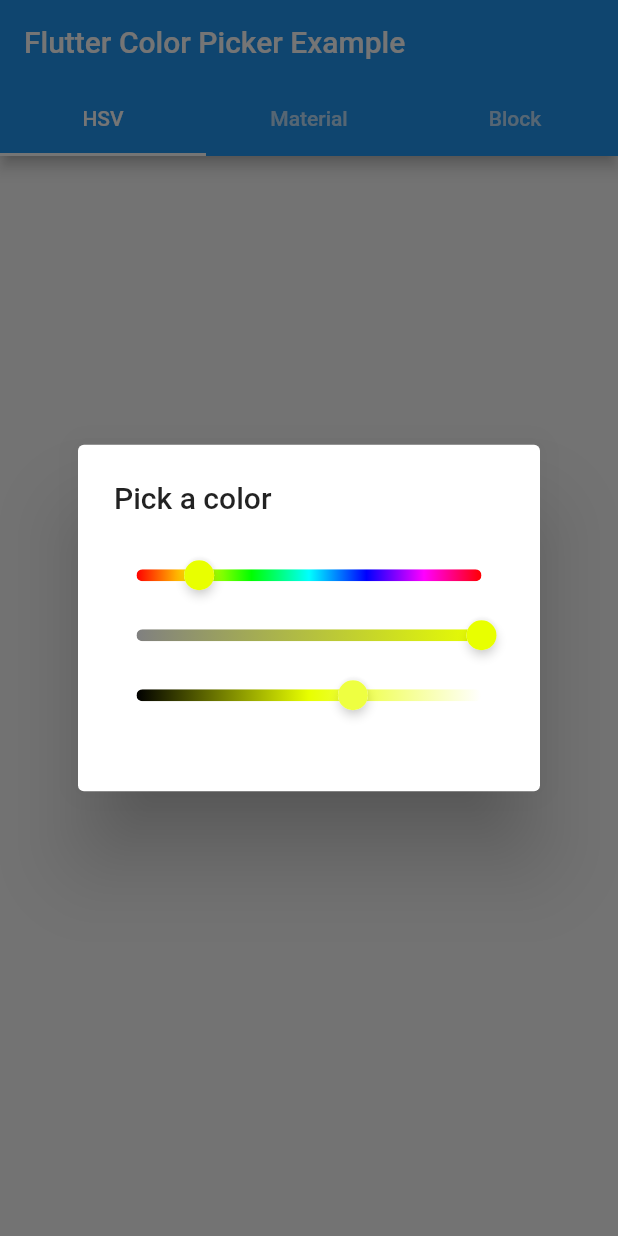
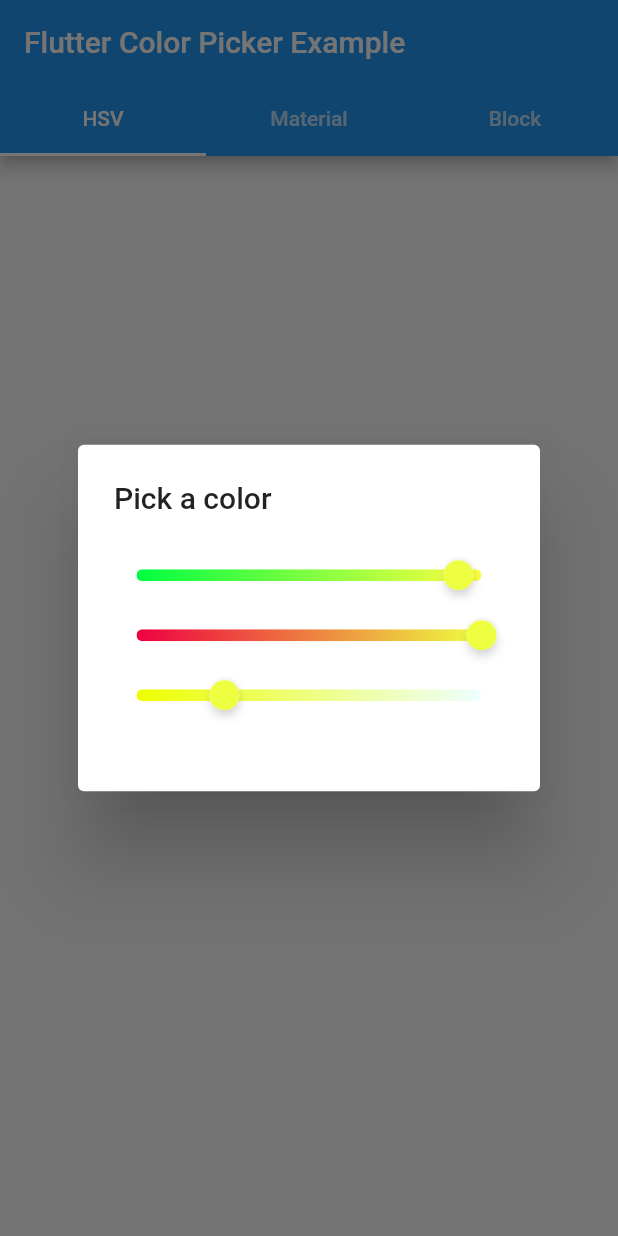
Before and after one commit to mchome/flutter_colorpicker, a Flutter app: the screen it shows after launch, after a tap on "Change me again", on a phone screen of 412 x 824 dp. Run offline on Flutter 3.47's test engine with Material 2 defaults, Android fonts, the phone set to English and light mode, and no system bars.

Commit message:
color value check

```diff
--- a/example/lib/main.dart
+++ b/example/lib/main.dart
@@ -85,10 +85,10 @@ class _MyAppState extends State<MyApp> {
                             child: SlidePicker(
                               pickerColor: currentColor,
                               onColorChanged: changeColor,
+                              paletteType: PaletteType.rgb,
                               enableAlpha: false,
                               displayThumbColor: true,
                               enableLabel: false,
-                              paletteType: PaletteType.hsl,
                             ),
                           ),
                         );
--- a/lib/src/block_picker.dart
+++ b/lib/src/block_picker.dart
@@ -123,7 +123,7 @@ class _BlockPickerState extends State<BlockPicker> {
       context,
       widget.availableColors,
       (Color color, [bool _, Function __]) => widget.itemBuilder(
-          color, _currentColor == color, () => changeColor(color)),
+          color, _currentColor.value == color.value, () => changeColor(color)),
     );
   }
 }
--- a/lib/src/hsv_picker.dart
+++ b/lib/src/hsv_picker.dart
@@ -468,7 +468,7 @@ class ColorPickerSlider extends StatelessWidget {
         case TrackType.saturationForHSL:
           thumbOffset += (box.maxWidth - 30.0) * hsvToHsl(hsvColor).saturation;
           thumbColor = HSLColor.fromAHSL(
-                  1.0, hsvColor.hue, hsvToHsl(hsvColor).saturation, 0.5) // TODO
+                  1.0, hsvColor.hue, hsvToHsl(hsvColor).saturation, 0.5)
               .toColor();
           break;
         case TrackType.value:
--- a/lib/src/material_picker.dart
+++ b/lib/src/material_picker.dart
@@ -92,7 +92,7 @@ class _MaterialPickerState extends State<MaterialPicker> {
   void initState() {
     _colorTypes.forEach((List<Color> _colors) {
       _shadingTypes(_colors).forEach((Color color) {
-        if (widget.pickerColor == color) {
+        if (widget.pickerColor.value == color.value) {
           return setState(() {
             _currentColor = _colors;
             _currentShading = color;
```
